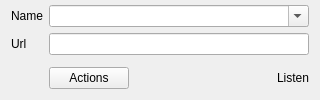
Qt form src/GUI/PlayerPlugins/Stream/GUI_Podcasts.ui (return42/sayonara) before a commit.
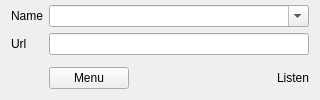
The same form after that commit. Icons and pictures are not drawn. Custom widgets are drawn as their Qt base class.

```diff
--- a/src/GUI/PlayerPlugins/Stream/GUI_Podcasts.ui
+++ b/src/GUI/PlayerPlugins/Stream/GUI_Podcasts.ui
@@ -61,7 +61,7 @@
      <item>
       <widget class="MenuToolButton" name="btn_tool">
        <property name="text">
-        <string>Actions</string>
+        <string>Menu</string>
        </property>
       </widget>
      </item>
```
